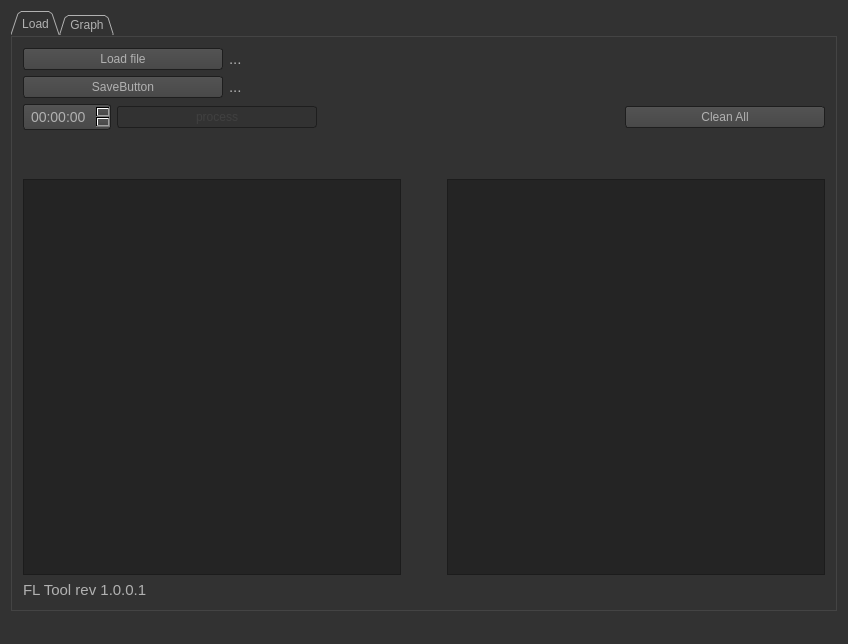
This is QCustomPlot_Logs/mainwindow.ui in IvanPerletti/BugLot as Qt 5 draws it before an edit. The edited form follows.
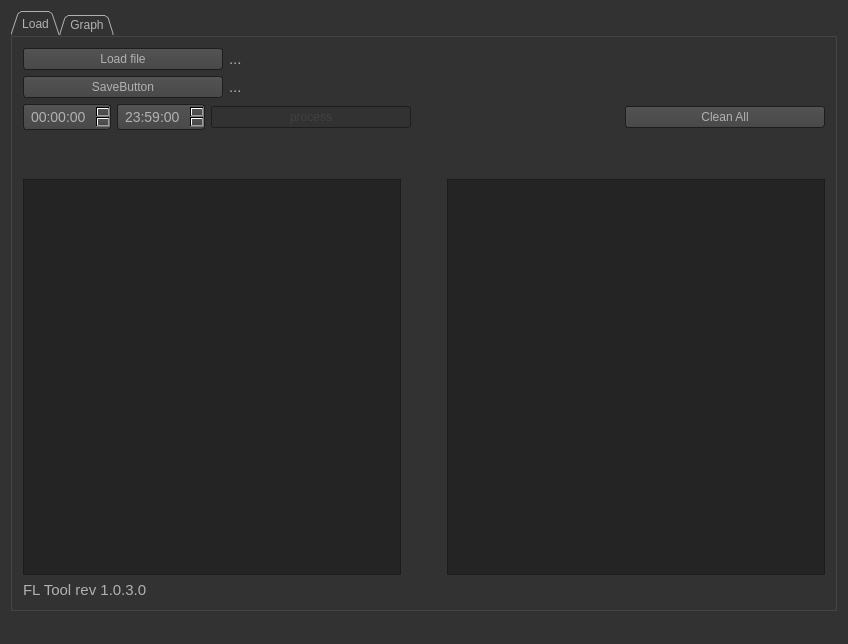
This is the edited form. Icons and pictures are not drawn. Custom widgets are drawn as their Qt base class.

Commit message: Added label for first data displayed on screen (with actual zoom) Added toolTip in format HH:MM:SS.ms

Patch:
```diff
--- a/QCustomPlot_Logs/mainwindow.ui
+++ b/QCustomPlot_Logs/mainwindow.ui
@@ -587,6 +587,20 @@
           <item>
            <widget class="QTimeEdit" name="timeEdit_2"/>
           </item>
+          <item>
+           <widget class="QTimeEdit" name="timeEdit_3">
+            <property name="dateTime">
+             <datetime>
+              <hour>23</hour>
+              <minute>59</minute>
+              <second>0</second>
+              <year>2000</year>
+              <month>1</month>
+              <day>1</day>
+             </datetime>
+            </property>
+           </widget>
+          </item>
           <item>
            <widget class="QPushButton" name="pushButtonProcess">
             <property name="enabled">
@@ -706,7 +720,7 @@
         <item>
          <widget class="QLabel" name="label">
           <property name="text">
-           <string>FL Tool rev 1.0.0.1</string>
+           <string>FL Tool rev 1.0.3.0</string>
           </property>
          </widget>
         </item>
```
The commit also changes 3 other files.
